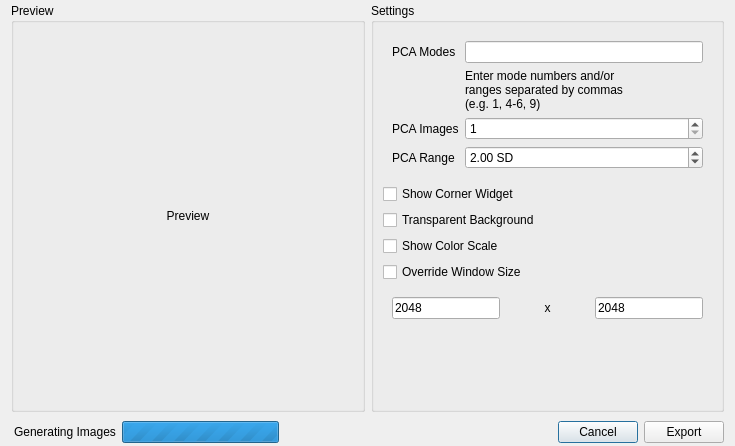
Qt form Studio/Interface/ExportImageDialog.ui (SCIInstitute/ShapeWorks) before a commit.
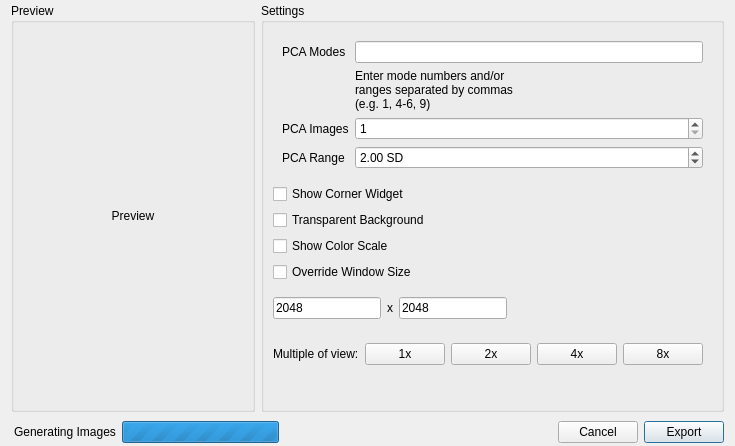
The same form after that commit. Custom widgets are drawn as their Qt base class.

Commit message: Fix #2638 - Studio: export image dialog crashes on open after an oversized image size is entered

Patch:
```diff
--- a/Studio/Interface/ExportImageDialog.ui
+++ b/Studio/Interface/ExportImageDialog.ui
@@ -141,10 +141,13 @@
          <item row="5" column="0">
           <widget class="QWidget" name="window_size_widget" native="true">
            <layout class="QHBoxLayout" name="horizontalLayout">
+            <property name="leftMargin">
+             <number>0</number>
+            </property>
             <item>
              <widget class="QLineEdit" name="override_width">
               <property name="sizePolicy">
-               <sizepolicy hsizetype="Minimum" vsizetype="Fixed">
+               <sizepolicy hsizetype="Fixed" vsizetype="Fixed">
                 <horstretch>0</horstretch>
                 <verstretch>0</verstretch>
                </sizepolicy>
@@ -167,7 +170,7 @@
             <item>
              <widget class="QLineEdit" name="override_height">
               <property name="sizePolicy">
-               <sizepolicy hsizetype="Minimum" vsizetype="Fixed">
+               <sizepolicy hsizetype="Fixed" vsizetype="Fixed">
                 <horstretch>0</horstretch>
                 <verstretch>0</verstretch>
                </sizepolicy>
@@ -177,9 +180,101 @@
               </property>
              </widget>
             </item>
+            <item>
+             <spacer name="size_spacer">
+              <property name="orientation">
+               <enum>Qt::Horizontal</enum>
+              </property>
+              <property name="sizeHint" stdset="0">
+               <size>
+                <width>0</width>
+                <height>0</height>
+               </size>
+              </property>
+             </spacer>
+            </item>
            </layout>
           </widget>
          </item>
+         <item row="6" column="0">
+          <widget class="QWidget" name="preset_widget" native="true">
+           <layout class="QHBoxLayout" name="preset_layout">
+            <property name="leftMargin">
+             <number>0</number>
+            </property>
+            <item>
+             <widget class="QLabel" name="preset_label">
+              <property name="text">
+               <string>Multiple of view:</string>
+              </property>
+             </widget>
+            </item>
+            <item>
+             <widget class="QPushButton" name="preset_1x">
+              <property name="text">
+               <string>1x</string>
+              </property>
+              <property name="autoDefault">
+               <bool>false</bool>
+              </property>
+             </widget>
+            </item>
+            <item>
+             <widget class="QPushButton" name="preset_2x">
+              <property name="text">
+               <string>2x</string>
+              </property>
+              <property name="autoDefault">
+               <bool>false</bool>
+              </property>
+             </widget>
+            </item>
+            <item>
+             <widget class="QPushButton" name="preset_4x">
+              <property name="text">
+               <string>4x</string>
+              </property>
+              <property name="autoDefault">
+               <bool>false</bool>
+              </property>
+             </widget>
+            </item>
+            <item>
+             <widget class="QPushButton" name="preset_8x">
+              <property name="text">
+               <string>8x</string>
+              </property>
+              <property name="autoDefault">
+               <bool>false</bool>
+              </property>
+             </widget>
+            </item>
+            <item>
+             <spacer name="preset_spacer">
+              <property name="orientation">
+               <enum>Qt::Horizontal</enum>
+              </property>
+              <property name="sizeHint" stdset="0">
+               <size>
+                <width>0</width>
+                <height>0</height>
+               </size>
+              </property>
+             </spacer>
+            </item>
+           </layout>
+          </widget>
+         </item>
+         <item row="7" column="0">
+          <widget class="QLabel" name="size_message">
+           <property name="wordWrap">
+            <bool>true</bool>
+           </property>
+           <property name="text">
+            <string/>
+           </property>
+          </widget>
+         </item>
          <item row="0" column="0">
           <widget class="QWidget" name="pca_widget" native="true">
            <layout class="QGridLayout" name="gridLayout_4">
@@ -258,7 +353,7 @@
            </property>
           </widget>
          </item>
-         <item row="6" column="0">
+         <item row="8" column="0">
           <spacer name="verticalSpacer">
            <property name="orientation">
             <enum>Qt::Vertical</enum>
@@ -345,6 +440,9 @@
         <property name="text">
          <string>Cancel</string>
         </property>
+        <property name="autoDefault">
+         <bool>false</bool>
+        </property>
        </widget>
       </item>
       <item>
@@ -352,6 +450,9 @@
         <property name="text">
          <string>Export</string>
         </property>
+        <property name="default">
+         <bool>true</bool>
+        </property>
        </widget>
       </item>
      </layout>
```
Left out of the diff: 6 changed lines with no effect on the pictures. The commit also changes 4 other files.
